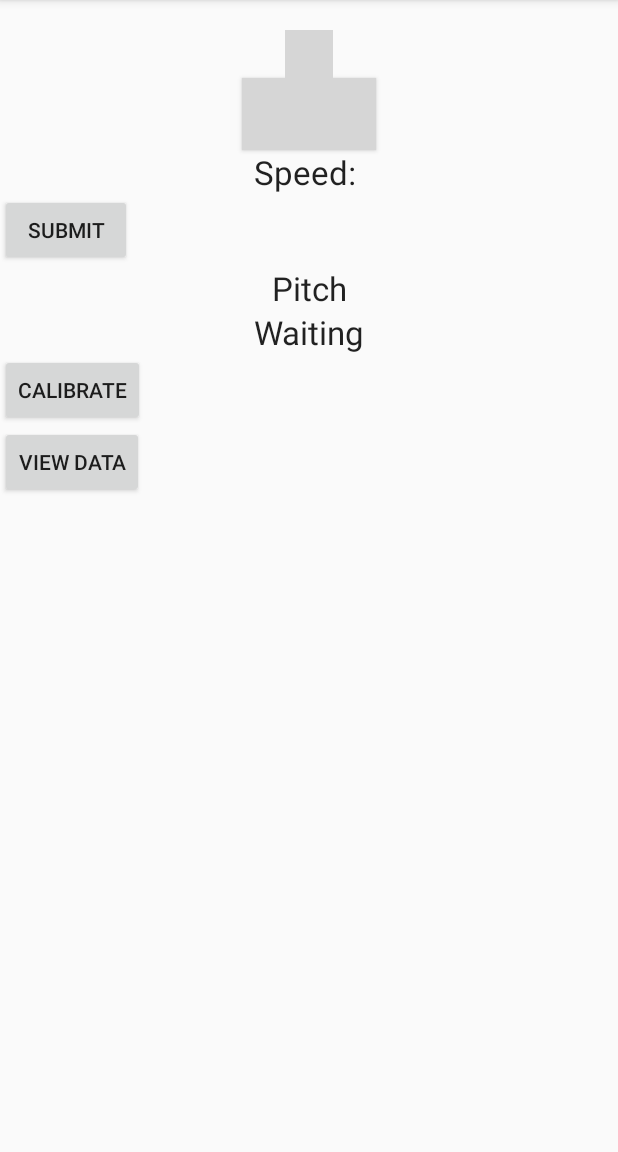
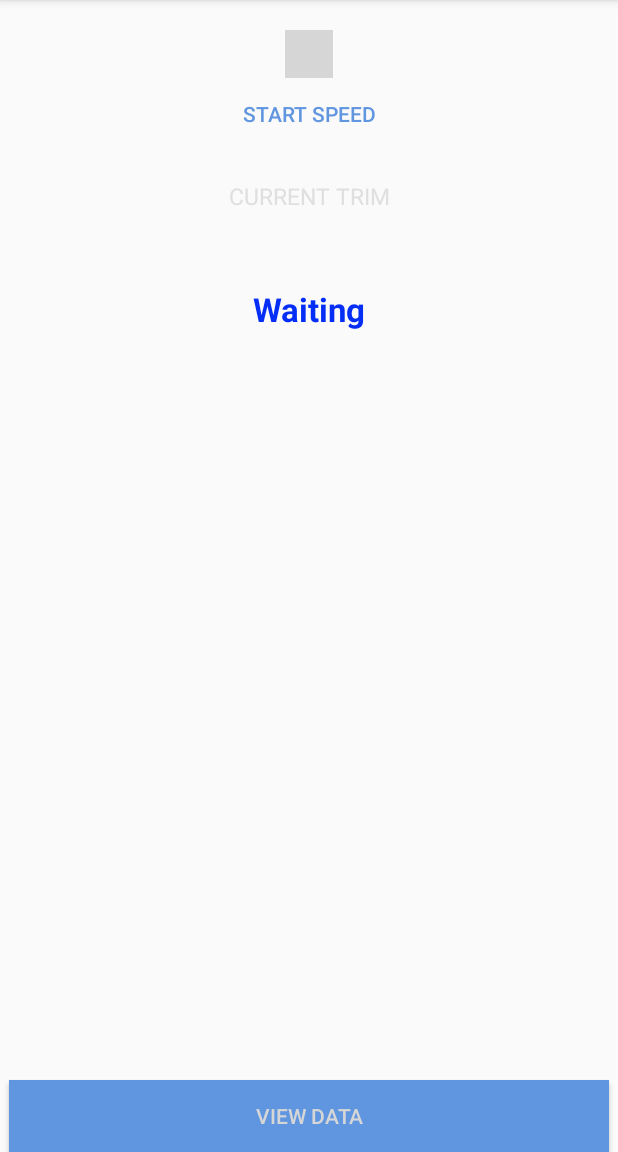
Before and after one commit to keegangeorge/EasyTrim, an Android app: the MainActivity screen opened directly, with no data from a screen before it, on a phone screen of 412 x 824 dp, the part 84-1236 px from its top. Run offline under Robolectric (Android 15) with nearby library versions, the phone set to English and light mode, and no system bars; libraries missing offline, so code that uses them is left out: com.anderson.dashboardview; plain views replace DashboardView; 1 statement that could not run was skipped; grey boxes are pictures that could not be loaded.

Commit message:
Made some variables static so it can be accessed in calibration view

```diff
--- a/app/src/main/AndroidManifest.xml
+++ b/app/src/main/AndroidManifest.xml
@@ -18,10 +18,10 @@
             <meta-data
                 android:name="android.support.PARENT_ACTIVITY"
                 android:value="com.kgeor.easytrim.HomeActivity" />
-            <!--<intent-filter>-->
-                <!--<action android:name="android.intent.action.MAIN" />-->
-                <!--<category android:name="android.intent.category.LAUNCHER" />-->
-            <!--</intent-filter>-->
+            <!-- <intent-filter> -->
+            <!-- <action android:name="android.intent.action.MAIN" /> -->
+            <!-- <category android:name="android.intent.category.LAUNCHER" /> -->
+            <!-- </intent-filter> -->
         </activity>
         <activity android:name=".CalibrateActivity" />
         <activity
@@ -35,9 +35,11 @@
         <activity android:name=".HomeActivity">
             <intent-filter>
                 <action android:name="android.intent.action.MAIN" />
+
                 <category android:name="android.intent.category.LAUNCHER" />
             </intent-filter>
         </activity>
+        <activity android:name=".CalibrationTempActivity"></activity>
     </application>
 
 </manifest>
--- a/app/src/main/java/com/kgeor/easytrim/HomeActivity.java
+++ b/app/src/main/java/com/kgeor/easytrim/HomeActivity.java
@@ -63,7 +63,7 @@ public class HomeActivity extends AppCompatActivity implements
             Intent i = new Intent(HomeActivity.this, MainActivity.class);
             startActivity(i);
         } else if (currentItemName.getText().toString().equals("Calibration")) {
-            Intent i = new Intent(HomeActivity.this, CalibrateActivity.class);
+            Intent i = new Intent(HomeActivity.this, CalibrationTempActivity.class);
             startActivity(i);
         }
     }
--- a/app/src/main/java/com/kgeor/easytrim/MainActivity.java
+++ b/app/src/main/java/com/kgeor/easytrim/MainActivity.java
@@ -44,19 +44,24 @@ import java.text.NumberFormat;
  */
 public class MainActivity extends AppCompatActivity implements SensorEventListener, View.OnClickListener {
     // FIELDS //
+    public SpeedTask speedTask = new SpeedTask();
+
 
     // GUI //
-    private Button button, calibrateButton, submitTrim, btnSpeed, matchSpeed;
+    private Button button;
+    //    private Button calibrateButton;
+    private Button submitTrim;
+    protected Button btnSpeed;
     private TextView textView, trimTextView, trimStat;
-    private DashboardView speedGauge;
+    protected static DashboardView speedGauge;
 
     // SENSORS & GPS //
     private LocationManager locationManager;
     private LocationListener locationListener;
     private static final String TAG = MainActivity.class.getSimpleName();
     private static final int SENSOR_DELAY_MICROS = 16 * 1000; // 16 ms
-    private float boatTrim = 0;
-    private int finalSpeed = 0;
+    protected static float boatTrim = 0;
+    protected static int finalSpeed = 0;
 
     private SensorManager mSensorManager;
     @Nullable
@@ -64,7 +69,7 @@ public class MainActivity extends AppCompatActivity implements SensorEventListen
     float multiplier;
 
     // DATABASE //
-    MyDatabase db;
+    static MyDatabase db;
 
     // SHARED PREFERENCES //
     private String unitsPref;
@@ -105,18 +110,16 @@ public class MainActivity extends AppCompatActivity implements SensorEventListen
         // GUI REFERENCES //
         button = findViewById(R.id.button);
         btnSpeed = findViewById(R.id.btnSpeed);
-        calibrateButton = findViewById(R.id.calibrate_button);
-        submitTrim = findViewById(R.id.submit_trim);
-        textView = findViewById(R.id.textView);
+//        calibrateButton = findViewById(R.id.calibrate_button);
+//        submitTrim = findViewById(R.id.submit_trim);
+//        textView = findViewById(R.id.textView);
         trimTextView = findViewById(R.id.pitch);
         speedGauge = findViewById(R.id.speed_gauge);
         trimStat = findViewById(R.id.trim_up_or_down);
-        matchSpeed = findViewById(R.id.match_speed);
 
-        calibrateButton.setOnClickListener(this);
-        submitTrim.setOnClickListener(this);
+//        calibrateButton.setOnClickListener(this);
+//        submitTrim.setOnClickListener(this);
         btnSpeed.setOnClickListener(this);
-        matchSpeed.setOnClickListener(this);
 
         // SETTINGS //
         // default values set in XML, this ensures SharedPreferences is initialized with default values
@@ -155,7 +158,7 @@ public class MainActivity extends AppCompatActivity implements SensorEventListen
     } // onCreate() method end
 
     public void startSpeedCalc(View view) {
-        SpeedTask speedTask = new SpeedTask();
+        // SpeedTask speedTask = new SpeedTask();
         speedTask.execute();
     }
 
@@ -276,7 +279,7 @@ public class MainActivity extends AppCompatActivity implements SensorEventListen
 
         NumberFormat numberFormat = NumberFormat.getNumberInstance();
         numberFormat.setMaximumFractionDigits(0);
-        trimTextView.setText("TRIM: " + (int) boatTrim);
+        trimTextView.setText("CURRENT TRIM: " + (int) boatTrim);
     }
 
     @Override
@@ -303,25 +306,27 @@ public class MainActivity extends AppCompatActivity implements SensorEventListen
     @Override
     public void onClick(View v) {
         switch (v.getId()) {
-            case R.id.calibrate_button:
-                Intent i = new Intent(MainActivity.this, CalibrateActivity.class);
-                startActivity(i);
-                break;
-            case R.id.submit_trim:
-                addBoatSpecs(button);
-                break;
             case R.id.btnSpeed:
                 startSpeedCalc(btnSpeed);
+                Toast.makeText(this, "Speed Calculating...", Toast.LENGTH_SHORT).show();
                 break;
-            case R.id.match_speed:
-                Intent intent = new Intent(MainActivity.this, HomeActivity.class);
-                startActivity(intent);
-                break;
+//            case R.id.calibrate_button:
+//                Intent i = new Intent(MainActivity.this, CalibrateActivity.class);
+//                startActivity(i);
+//                break;
+//            case R.id.submit_trim:
+//                addBoatSpecs(button);
+//                break;
+
+//            case R.id.match_speed:
+//                Intent intent = new Intent(MainActivity.this, HomeActivity.class);
+//                startActivity(intent);
+//                break;
         }
     }
 
     public void addBoatSpecs(View view) {
-        long id = db.insertData((int) finalSpeed, (int) boatTrim);
+        long id = db.insertData(finalSpeed, (int) boatTrim);
 
         if (id < 0) {
             Toast.makeText(this, "fail", Toast.LENGTH_SHORT).show();
@@ -424,12 +429,7 @@ public class MainActivity extends AppCompatActivity implements SensorEventListen
         @Override
         protected void onPostExecute(Integer value) {
             configureLocationUpdates();
-
-
-            NumberFormat numberFormat = NumberFormat.getNumberInstance();
-            numberFormat.setMaximumFractionDigits(0);
             speedGauge.setPercent(value);
-            textView.setText(numberFormat.format(value) + getString(R.string.str_units_kilometers_hour));
         }
     } // end Async inner class
 
--- a/app/src/main/res/layout/activity_main.xml
+++ b/app/src/main/res/layout/activity_main.xml
@@ -24,13 +24,16 @@
 
     <Button
         android:id="@+id/btnSpeed"
-        android:layout_gravity="center"
-        android:gravity="center"
         android:layout_width="wrap_content"
         android:layout_height="wrap_content"
-        android:background="@color/white"
-        android:textColor="@color/colorAccent"
-        android:text="Start Speed" />
+        android:layout_gravity="center"
+        android:layout_marginBottom="20dp"
+        android:background="@android:color/transparent"
+        android:gravity="center"
+        android:paddingLeft="10dp"
+        android:paddingRight="10dp"
+        android:text="Start Speed"
+        android:textColor="@color/colorAccent" />
 
     <!--<Button-->
     <!--android:id="@+id/match_speed"-->
@@ -39,59 +42,75 @@
     <!--android:layout_marginStart="27dp"-->
     <!--android:text="Does speed match?" />-->
 
-    <TextView
-        android:id="@+id/textView"
-        android:layout_width="fill_parent"
-        android:layout_height="wrap_content"
-        android:layout_below="@+id/button"
-        android:layout_centerHorizontal="true"
-        android:gravity="center"
-        android:text="Speed: "
-        android:textAppearance="?android:attr/textAppearanceLarge" />
+    <!--<TextView-->
+    <!--android:id="@+id/textView"-->
+    <!--android:layout_width="fill_parent"-->
+    <!--android:layout_height="wrap_content"-->
+    <!--android:layout_below="@+id/button"-->
+    <!--android:layout_centerHorizontal="true"-->
+    <!--android:gravity="center"-->
+    <!--android:text="Speed: "-->
+    <!--android:textAppearance="?android:attr/textAppearanceLarge" />-->
 
 
-    <Button
-        android:id="@+id/submit_trim"
-        android:layout_width="wrap_content"
-        android:layout_height="wrap_content"
-        android:onClick="addBoatSpecs"
-        android:text="Submit" />
+    <!--<Button-->
+    <!--android:id="@+id/submit_trim"-->
+    <!--android:layout_width="wrap_content"-->
+    <!--android:layout_height="wrap_content"-->
+    <!--android:onClick="addBoatSpecs"-->
+    <!--android:text="Submit" />-->
 
 
     <TextView
         android:id="@+id/pitch"
         android:layout_width="fill_parent"
         android:layout_height="wrap_content"
-        android:layout_below="@+id/textView"
-        android:layout_centerHorizontal="true"
+        android:layout_marginBottom="10dp"
         android:gravity="center"
-        android:text="Pitch"
-        android:textAppearance="?android:attr/textAppearanceLarge" />
+        android:text="Current Trim"
+        android:textAllCaps="true"
+        android:textColor="@color/colorGray"
+        android:textSize="15sp" />
 
 
     <TextView
         android:id="@+id/trim_up_or_down"
         android:layout_width="match_parent"
         android:layout_height="wrap_content"
+        android:layout_marginTop="40dp"
         android:gravity="center"
         android:text="Waiting"
-        android:textAppearance="?android:attr/textAppearanceLarge" />
+        android:textAppearance="?android:attr/textAppearanceLarge"
+        android:textColor="@color/colorPrimary"
+        android:textStyle="bold" />
 
-    <Button
-        android:id="@+id/calibrate_button"
-        android:layout_width="wrap_content"
-        android:layout_height="wrap_content"
-        android:layout_centerHorizontal="true"
-        android:layout_centerVertical="true"
-        android:text="Calibrate" />
+    <!--<Button-->
+    <!--android:id="@+id/calibrate_button"-->
+    <!--android:layout_width="wrap_content"-->
+    <!--android:layout_height="wrap_content"-->
+    <!--android:layout_centerHorizontal="true"-->
+    <!--android:layout_centerVertical="true"-->
+    <!--android:text="Calibrate" />-->
+    <LinearLayout
+        android:layout_width="match_parent"
+        android:layout_height="0dip"
+        android:layout_weight="1"
+        android:gravity="center|bottom"
+        android:orientation="vertical">
+
 
         <Button
             android:id="@+id/button"
-        android:layout_width="wrap_content"
+            android:layout_width="400dp"
             android:layout_height="wrap_content"
-        android:layout_alignParentStart="true"
-        android:layout_centerVertical="true"
+            android:layout_gravity="center_horizontal|center"
+            android:background="@color/colorAccent"
+            android:gravity="center"
             android:onClick="viewDatabaseResults"
-        android:text="VIEW DATA" />
+            android:text="VIEW DATA"
+            android:textColor="@color/white" />
+
 
     </LinearLayout>
+
+</LinearLayout>
```
Lines whose indentation alone changed are shown as unchanged.
